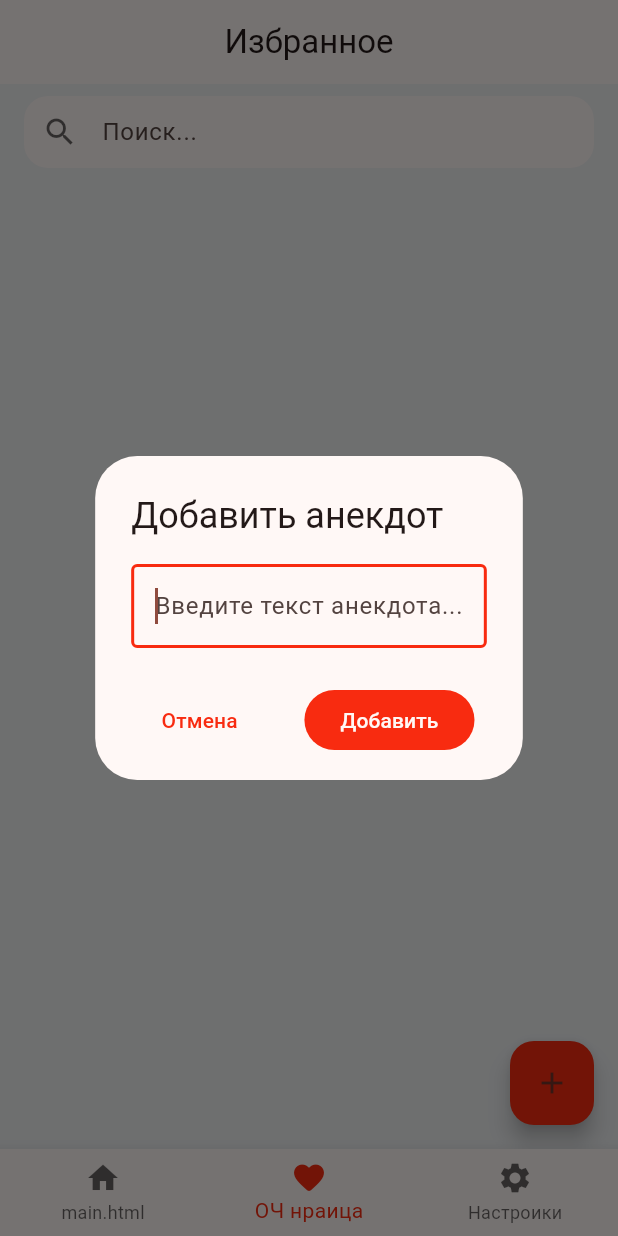
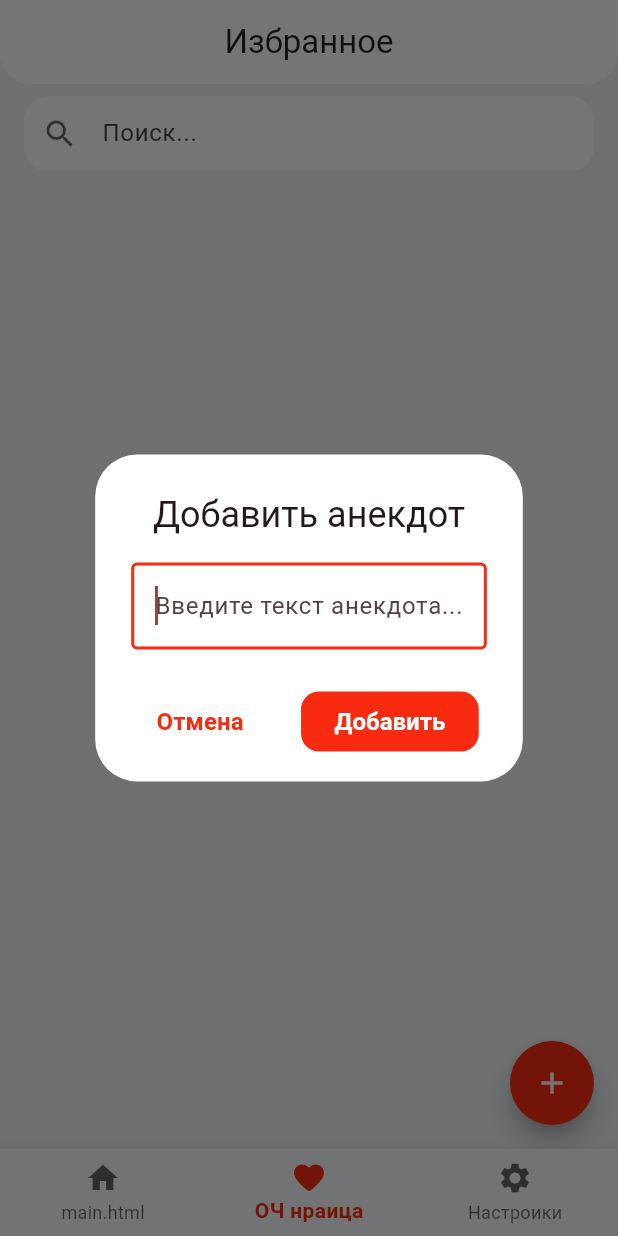
Before and after one commit to renz1k/category_b, a Flutter app: the screen it shows after launch, item 2 of the bottom bar chosen, after a tap on the "add" icon, on a phone screen of 412 x 824 dp. Run offline on Flutter 3.47's test engine with Material 3 defaults, Android fonts, the phone set to English and light mode, and no system bars; our stand-ins replace auto_route, bloc, dio, equatable, flutter_bloc, flutter_dotenv and 4 more; accounts and stored records are empty; statements that could not run were skipped.

Commit message:
add dark theme and switch

```diff
--- /dev/null
+++ b/lib/bloc/theme/theme_cubit.dart
@@ -0,0 +1,13 @@
+import 'package:bloc/bloc.dart';
+import 'package:equatable/equatable.dart';
+import 'package:flutter/services.dart';
+
+part 'theme_state.dart';
+
+class ThemeCubit extends Cubit<ThemeState> {
+  ThemeCubit() : super(ThemeState(Brightness.light));
+
+  void setThemeBrightness(Brightness brightness) {
+    emit(ThemeState(brightness));
+  }
+}
--- /dev/null
+++ b/lib/bloc/theme/theme_state.dart
@@ -0,0 +1,12 @@
+part of 'theme_cubit.dart';
+
+class ThemeState extends Equatable {
+  const ThemeState(this.brightness);
+
+  final Brightness brightness;
+
+  bool get isDark => brightness == Brightness.dark;
+
+  @override
+  List<Object> get props => [brightness];
+}
--- a/lib/core/services/show_anekdot_bottom_sheet.dart
+++ b/lib/core/services/show_anekdot_bottom_sheet.dart
@@ -2,7 +2,7 @@ import 'package:category_b/core/services/anekdot/models/anekdots.dart';
 import 'package:category_b/core/services/share_service.dart';
 import 'package:category_b/core/services/toggle_favorite_func.dart';
 import 'package:category_b/feathures/favorites/bloc/favorite_anekdots_bloc.dart';
-import 'package:category_b/ui/widgets/add_anekdot_dialog.dart';
+import 'package:category_b/ui/widgets/add_or_update_anekdot_dialog.dart';
 import 'package:category_b/ui/widgets/anekdot_bottom_shett.dart';
 import 'package:flutter/material.dart';
 import 'package:flutter_bloc/flutter_bloc.dart';
@@ -35,9 +35,9 @@ Future<void> showAnekdotBottomSheet({
 void _showEditDialog(BuildContext context, String id, String currentText) {
   showDialog(
     context: context,
-    builder: (dialogContext) => AddAnekdotDialog(
+    builder: (dialogContext) => AddOrUpdateAnekdotDialog(
       initialText: currentText,
-      onAdd: (newText) {
+      onAddOrUpdate: (newText) {
         BlocProvider.of<FavoriteAnekdotsBloc>(
           context,
         ).add(UpdateAnekdot(id: id, newText: newText));
--- a/lib/feathures/favorites/view/favorite_screen.dart
+++ b/lib/feathures/favorites/view/favorite_screen.dart
@@ -7,7 +7,7 @@ import 'package:category_b/feathures/favorites/bloc/favorite_anekdots_bloc.dart'
 import 'package:category_b/feathures/favorites/widgets/anekdot_list_card.dart';
 import 'package:category_b/feathures/favorites/widgets/custom_search_bar.dart';
 import 'package:category_b/feathures/generate%20anekdot/bloc/generate_anekdot_bloc.dart';
-import 'package:category_b/ui/widgets/add_anekdot_dialog.dart';
+import 'package:category_b/ui/widgets/add_or_update_anekdot_dialog.dart';
 import 'package:flutter/material.dart';
 import 'package:flutter_bloc/flutter_bloc.dart';
 
@@ -150,8 +150,9 @@ class _FavoriteScreenState extends State<FavoriteScreen> {
 void _showAddDialog(BuildContext context) {
   showDialog(
     context: context,
-    builder: (dialogContext) => AddAnekdotDialog(
-      onAdd: (text) => _onPressedAddAnekdot(context, dialogContext, text),
+    builder: (dialogContext) => AddOrUpdateAnekdotDialog(
+      onAddOrUpdate: (text) =>
+          _onPressedAddAnekdot(context, dialogContext, text),
     ),
   );
 }
--- a/lib/feathures/home/view/home_screen.dart
+++ b/lib/feathures/home/view/home_screen.dart
@@ -16,6 +16,7 @@ class HomeScreen extends StatelessWidget {
         return Scaffold(
           body: child,
           bottomNavigationBar: BottomNavigationBar(
+            type: BottomNavigationBarType.fixed,
             selectedItemColor: theme.primaryColor,
             unselectedItemColor: theme.hintColor,
             currentIndex: tabsRouter.activeIndex,
--- a/lib/feathures/settings/view/settings_screen.dart
+++ b/lib/feathures/settings/view/settings_screen.dart
@@ -1,6 +1,7 @@
 import 'dart:async';
 
 import 'package:auto_route/auto_route.dart';
+import 'package:category_b/bloc/theme/theme_cubit.dart';
 import 'package:category_b/feathures/favorites/bloc/favorite_anekdots_bloc.dart';
 import 'package:category_b/feathures/settings/widgets/settings_action__card.dart';
 import 'package:category_b/feathures/settings/widgets/settings_toggle_card.dart';
@@ -14,6 +15,7 @@ class SettingsScreen extends StatelessWidget {
   @override
   Widget build(BuildContext context) {
     final theme = Theme.of(context);
+    final isDarkTheme = context.watch<ThemeCubit>().state.isDark;
 
     return Scaffold(
       body: CustomScrollView(
@@ -34,8 +36,8 @@ class SettingsScreen extends StatelessWidget {
           SliverToBoxAdapter(
             child: SettingsToggleCard(
               title: 'Тёмная тема',
-              value: false,
-              onChanged: (value) {},
+              value: isDarkTheme,
+              onChanged: (value) => _setThemeBrightness(context, value),
             ),
           ),
 
@@ -77,6 +79,12 @@ class SettingsScreen extends StatelessWidget {
       ),
     );
   }
+
+  void _setThemeBrightness(BuildContext context, bool value) {
+    context.read<ThemeCubit>().setThemeBrightness(
+      value ? Brightness.dark : Brightness.light,
+    );
+  }
 }
 
 Future<void> _clearFavorites(BuildContext context) async {
--- a/lib/main.dart
+++ b/lib/main.dart
@@ -1,3 +1,4 @@
+import 'package:category_b/bloc/theme/theme_cubit.dart';
 import 'package:category_b/core/di/setup_dependencies.dart';
 import 'package:category_b/core/services/anekdot/anekdot_service_interface.dart';
 import 'package:category_b/feathures/favorites/bloc/favorite_anekdots_bloc.dart';
@@ -43,11 +44,16 @@ class _CategoryBAppState extends State<CategoryBApp> {
             favoritesRepository: getIt<FavoritesRepositoryInterface>(),
           ),
         ),
+        BlocProvider(create: (context) => ThemeCubit()),
       ],
-      child: MaterialApp.router(
-        title: 'categotyB',
-        theme: themeData,
-        routerConfig: _router.config(),
+      child: BlocBuilder<ThemeCubit, ThemeState>(
+        builder: (context, state) {
+          return MaterialApp.router(
+            title: 'categotyB',
+            theme: state.isDark ? darkTheme : lightTheme,
+            routerConfig: _router.config(),
+          );
+        },
       ),
     );
   }
--- a/lib/ui/theme/theme.dart
+++ b/lib/ui/theme/theme.dart
@@ -1,28 +1,161 @@
 import 'package:flutter/material.dart';
 
-final primaryColor = Color(0xFFF82B10);
-final themeData = ThemeData(
-  dividerTheme: DividerThemeData(color: Colors.grey.withValues(alpha: 0.1)),
-  colorScheme: ColorScheme.fromSeed(seedColor: primaryColor),
-  scaffoldBackgroundColor: const Color(0xFFEFF1F3),
-  primaryColor: primaryColor,
-  textTheme: TextTheme(
-    titleMedium: const TextStyle(fontSize: 16, fontWeight: FontWeight.w600),
+const Color kPrimaryColor = Color(0xFFF82B10);
+const Color kScaffoldLight = Color(0xFFEFF1F3);
+const Color kCardLight = Color(0xFFFFFFFF);
+const Color kScaffoldDark = Color(0xFF0F1117);
+const Color kCardDark = Color(0xFF1A1D24);
+const Color kSurfaceLight = Color(0xFFF8FAFC);
+const Color kSurfaceDark = Color(0xFF1A1D24);
+const Color kSurfaceVariantDark = Color(0xFF242832);
+
+const TextTheme _kTextTheme = TextTheme(
+  titleMedium: TextStyle(fontSize: 16, fontWeight: FontWeight.w600),
+  bodyLarge: TextStyle(fontSize: 16, height: 1.6),
+  bodyMedium: TextStyle(fontSize: 14),
+  labelLarge: TextStyle(fontSize: 16, fontWeight: FontWeight.w600),
+);
+
+ElevatedButtonThemeData _buttonThemeData() => ElevatedButtonThemeData(
+  style: ElevatedButton.styleFrom(
+    backgroundColor: kPrimaryColor,
+    foregroundColor: Colors.white,
+    elevation: 8,
+    shadowColor: Colors.black.withValues(alpha: 0.3),
+    padding: const EdgeInsets.symmetric(horizontal: 32, vertical: 16),
+    shape: RoundedRectangleBorder(borderRadius: BorderRadius.circular(16)),
+    textStyle: const TextStyle(fontSize: 18, fontWeight: FontWeight.w600),
   ),
-  elevatedButtonTheme: ElevatedButtonThemeData(
-    style: ElevatedButton.styleFrom(
-      backgroundColor: primaryColor,
-      foregroundColor: Colors.white,
-      elevation: 8,
-      shadowColor: Colors.black.withValues(alpha: 0.3),
-      padding: const EdgeInsets.symmetric(
-        horizontal: 32,
-        vertical: 16,
-      ), // Внутренние отступы
-      shape: RoundedRectangleBorder(
-        borderRadius: BorderRadius.circular(16), // Скругление
-      ),
-      textStyle: const TextStyle(fontSize: 18, fontWeight: FontWeight.w600),
+);
+
+FilledButtonThemeData _filledButtonThemeData() => FilledButtonThemeData(
+  style: FilledButton.styleFrom(
+    backgroundColor: kPrimaryColor,
+    foregroundColor: Colors.white,
+    shape: RoundedRectangleBorder(borderRadius: BorderRadius.circular(12)),
+    textStyle: const TextStyle(fontSize: 16, fontWeight: FontWeight.w600),
+  ),
+);
+
+final ThemeData lightTheme = ThemeData(
+  useMaterial3: true,
+  brightness: Brightness.light,
+
+  colorScheme: ColorScheme.fromSeed(
+    seedColor: kPrimaryColor,
+    brightness: Brightness.light,
+    primaryContainer: kPrimaryColor.withValues(alpha: 0.1),
+  ).copyWith(surface: kSurfaceLight, surfaceContainerHighest: kSurfaceLight),
+
+  scaffoldBackgroundColor: kScaffoldLight,
+  primaryColor: kPrimaryColor,
+  cardColor: kCardLight,
+  cardTheme: CardThemeData(
+    color: kCardLight,
+    elevation: 2,
+    shadowColor: Colors.black.withValues(alpha: 0.1),
+    shape: RoundedRectangleBorder(borderRadius: BorderRadius.circular(12)),
+  ),
+
+  textTheme: _kTextTheme,
+  dividerTheme: const DividerThemeData(
+    color: Color(0xFFE0E0E0),
+    thickness: 1,
+    space: 16,
+  ),
+
+  elevatedButtonTheme: _buttonThemeData(),
+  filledButtonTheme: _filledButtonThemeData(),
+
+  bottomNavigationBarTheme: BottomNavigationBarThemeData(
+    backgroundColor: kSurfaceLight,
+    selectedItemColor: kPrimaryColor,
+    unselectedItemColor: Colors.grey.shade600,
+    type: BottomNavigationBarType.fixed,
+    elevation: 8,
+    showSelectedLabels: true,
+    showUnselectedLabels: true,
+    selectedLabelStyle: const TextStyle(fontWeight: FontWeight.w600),
+  ),
+
+  appBarTheme: AppBarTheme(
+    backgroundColor: kScaffoldLight,
+    foregroundColor: Colors.black87,
+    elevation: 0,
+    shadowColor: Colors.transparent,
+    shape: const RoundedRectangleBorder(
+      borderRadius: BorderRadius.vertical(bottom: Radius.circular(20)),
     ),
   ),
+  floatingActionButtonTheme: FloatingActionButtonThemeData(
+    backgroundColor: kPrimaryColor,
+    foregroundColor: Colors.white,
+    elevation: 6,
+    shape: const CircleBorder(),
+  ),
 );
+
+final ThemeData darkTheme = ThemeData(
+  useMaterial3: true,
+  brightness: Brightness.dark,
+
+  colorScheme:
+      ColorScheme.fromSeed(
+        seedColor: kPrimaryColor,
+        brightness: Brightness.dark,
+      ).copyWith(
+        surface: kSurfaceDark,
+        surfaceContainerHighest: kSurfaceVariantDark,
+        primaryContainer: kPrimaryColor.withValues(alpha: 0.2),
+      ),
+
+  scaffoldBackgroundColor: kScaffoldDark,
+  primaryColor: kPrimaryColor,
+  cardColor: kCardDark,
+  cardTheme: CardThemeData(
+    color: kCardDark,
+    elevation: 4,
+    shadowColor: Colors.black.withValues(alpha: 0.5),
+    shape: RoundedRectangleBorder(borderRadius: BorderRadius.circular(12)),
+  ),
+
+  textTheme: _kTextTheme,
+  dividerTheme: const DividerThemeData(
+    color: Color(0xFF2A2D38),
+    thickness: 1,
+    space: 16,
+  ),
+
+  elevatedButtonTheme: _buttonThemeData(),
+  filledButtonTheme: _filledButtonThemeData(),
+
+  bottomNavigationBarTheme: BottomNavigationBarThemeData(
+    backgroundColor: kSurfaceDark,
+    selectedItemColor: kPrimaryColor,
+    unselectedItemColor: Colors.grey.shade400,
+    type: BottomNavigationBarType.fixed,
+    elevation: 8,
+    showSelectedLabels: true,
+    showUnselectedLabels: true,
+    selectedLabelStyle: const TextStyle(
+      fontWeight: FontWeight.w600,
+      color: Colors.white,
+    ),
+  ),
+
+  appBarTheme: AppBarTheme(
+    backgroundColor: kScaffoldDark,
+    foregroundColor: Colors.white,
+    elevation: 0,
+    shadowColor: Colors.transparent,
+    shape: const RoundedRectangleBorder(
+      borderRadius: BorderRadius.vertical(bottom: Radius.circular(20)),
+    ),
+  ),
+  floatingActionButtonTheme: FloatingActionButtonThemeData(
+    backgroundColor: kPrimaryColor,
+    foregroundColor: Colors.white,
+    elevation: 6,
+    shape: const CircleBorder(),
+  ),
+);
--- a/lib/ui/widgets/add_anekdot_dialog.dart
+++ b/lib/ui/widgets/add_or_update_anekdot_dialog.dart
@@ -1,16 +1,21 @@
 import 'package:flutter/material.dart';
 
-class AddAnekdotDialog extends StatefulWidget {
-  const AddAnekdotDialog({super.key, required this.onAdd, this.initialText});
+class AddOrUpdateAnekdotDialog extends StatefulWidget {
+  const AddOrUpdateAnekdotDialog({
+    super.key,
+    required this.onAddOrUpdate,
+    this.initialText,
+  });
 
-  final ValueChanged<String> onAdd;
+  final ValueChanged<String> onAddOrUpdate;
   final String? initialText;
 
   @override
-  State<AddAnekdotDialog> createState() => _AddAnekdotDialogState();
+  State<AddOrUpdateAnekdotDialog> createState() =>
+      _AddOrUpdateAnekdotDialogState();
 }
 
-class _AddAnekdotDialogState extends State<AddAnekdotDialog> {
+class _AddOrUpdateAnekdotDialogState extends State<AddOrUpdateAnekdotDialog> {
   late final TextEditingController _controller;
 
   @override
@@ -31,8 +36,10 @@ class _AddAnekdotDialogState extends State<AddAnekdotDialog> {
     return AlertDialog(
       backgroundColor: theme.cardColor,
       actionsPadding: const EdgeInsets.fromLTRB(16, 0, 16, 16),
-      title: Text(
-        widget.initialText == null ? 'Добавить анекдот' : 'Редактировать',
+      title: Center(
+        child: Text(
+          widget.initialText == null ? 'Добавить анекдот' : 'Редактировать',
+        ),
       ),
       content: TextField(
         controller: _controller,
@@ -65,7 +72,7 @@ class _AddAnekdotDialogState extends State<AddAnekdotDialog> {
               ),
             ),
             FilledButton(
-              onPressed: () => widget.onAdd(_controller.text),
+              onPressed: () => widget.onAddOrUpdate(_controller.text),
               style: FilledButton.styleFrom(
                 backgroundColor: theme.primaryColor,
                 foregroundColor: theme.cardColor,
--- a/lib/ui/widgets/base_bottom_sheet.dart
+++ b/lib/ui/widgets/base_bottom_sheet.dart
@@ -1,3 +1,4 @@
+import 'package:category_b/ui/theme/theme.dart';
 import 'package:flutter/material.dart';
 
 class BaseBottomSheet extends StatelessWidget {
@@ -7,10 +8,13 @@ class BaseBottomSheet extends StatelessWidget {
 
   @override
   Widget build(BuildContext context) {
+    final theme = Theme.of(context);
     return Container(
       padding: const EdgeInsets.all(20),
       decoration: BoxDecoration(
-        color: Theme.of(context).canvasColor,
+        color: theme.brightness == Brightness.light
+            ? kSurfaceLight
+            : kSurfaceDark,
         borderRadius: const BorderRadius.vertical(top: Radius.circular(20)),
       ),
       child: child,
```
Also changed, not shown: 9 other files.
